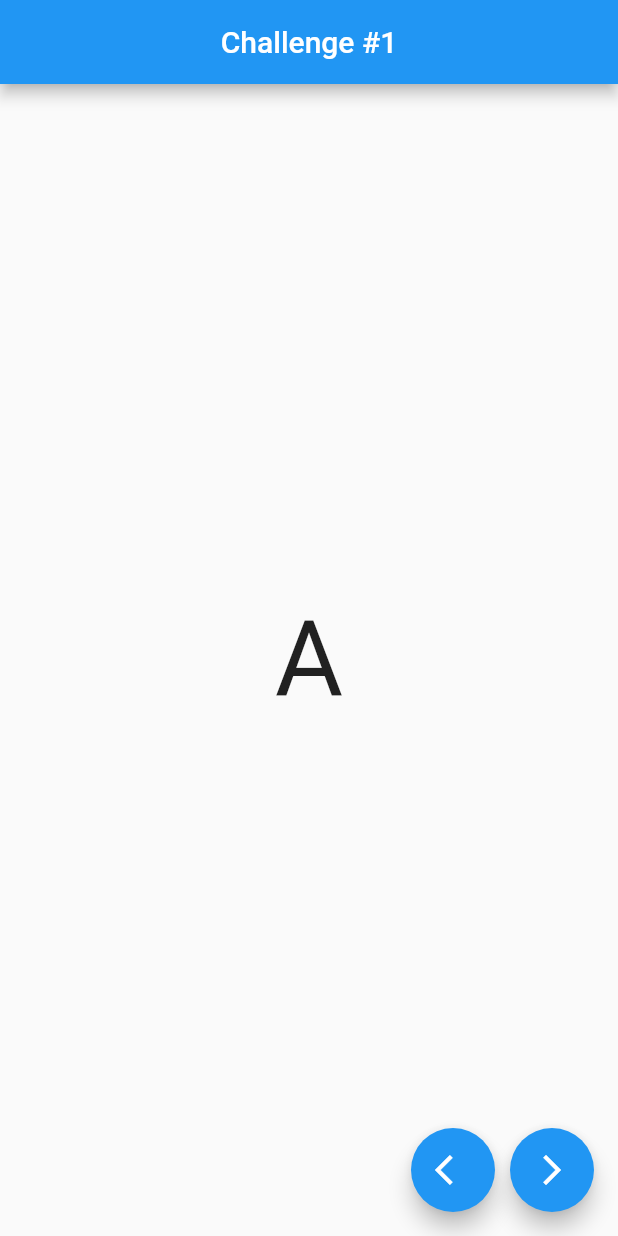
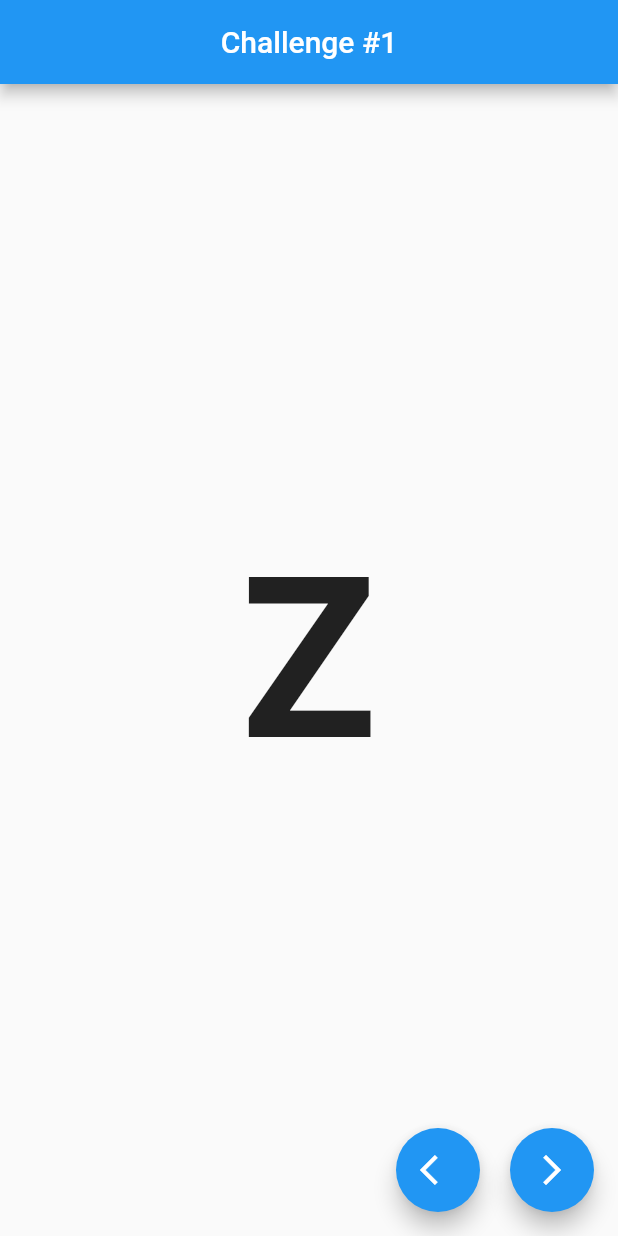
Before and after one commit to carlos0/challenge1, a Flutter app: the screen it shows after launch, after a tap on the "arrow back ios" icon, on a phone screen of 412 x 824 dp. Run offline on Flutter 3.47's test engine with Material 2 defaults, Android fonts, the phone set to English and light mode, and no system bars.

Commit message:
functions add and reduce

```diff
--- a/lib/src/screens/abc_screen.dart
+++ b/lib/src/screens/abc_screen.dart
@@ -1,24 +1,32 @@
 import 'package:flutter/material.dart';
 
-class AbcScreen extends StatelessWidget {
+class AbcScreen extends StatefulWidget {
   const AbcScreen({super.key});
 
   @override
+  State<AbcScreen> createState() => _AbcScreenState();
+}
+
+class _AbcScreenState extends State<AbcScreen> {
+  String letra = "A";
+  int contador = 65;
+  @override
   Widget build(BuildContext context) {
     return Scaffold(
-      appBar: AppBar( title: const Text("Challenge #1"), centerTitle: true,),
+      appBar: AppBar(
+        title: const Text("Challenge #1"),
+        centerTitle: true,
+      ),
       body: body(),
       floatingActionButton: crearFABs(),
     );
   }
 
   Widget body() {
-    return const Center(
+    return Center(
       child: Column(
         mainAxisAlignment: MainAxisAlignment.center,
-        children: [
-          Text("A", style: const TextStyle(fontSize: 70))
-        ],
+        children: [Text(letra, style: const TextStyle(fontSize: 150, fontWeight: FontWeight.bold))],
       ),
     );
   }
@@ -28,17 +36,37 @@ class AbcScreen extends StatelessWidget {
       mainAxisAlignment: MainAxisAlignment.end,
       children: [
         FloatingActionButton(
-          onPressed: () {},
+          onPressed: reducir,
           child: const Icon(Icons.arrow_back_ios),
         ),
         const SizedBox(
-          width: 10,
+          width: 20,
         ),
         FloatingActionButton(
-          onPressed: () {},
+          onPressed: adicionar,
           child: const Icon(Icons.arrow_forward_ios),
         ),
       ],
     );
   }
+
+  void adicionar() => setState(() {
+        if (contador == 90) {
+          letra = String.fromCharCode(65);
+          contador = 65;
+        } else {
+          letra = String.fromCharCode(contador + 1);
+          contador++;
+        }
+      });
+
+  void reducir() => setState(() {
+        if (contador == 65) {
+          letra = String.fromCharCode(90);
+          contador = 90;
+        } else {
+          letra = String.fromCharCode(contador - 1);
+          contador--;
+        }
+      });
 }
```
